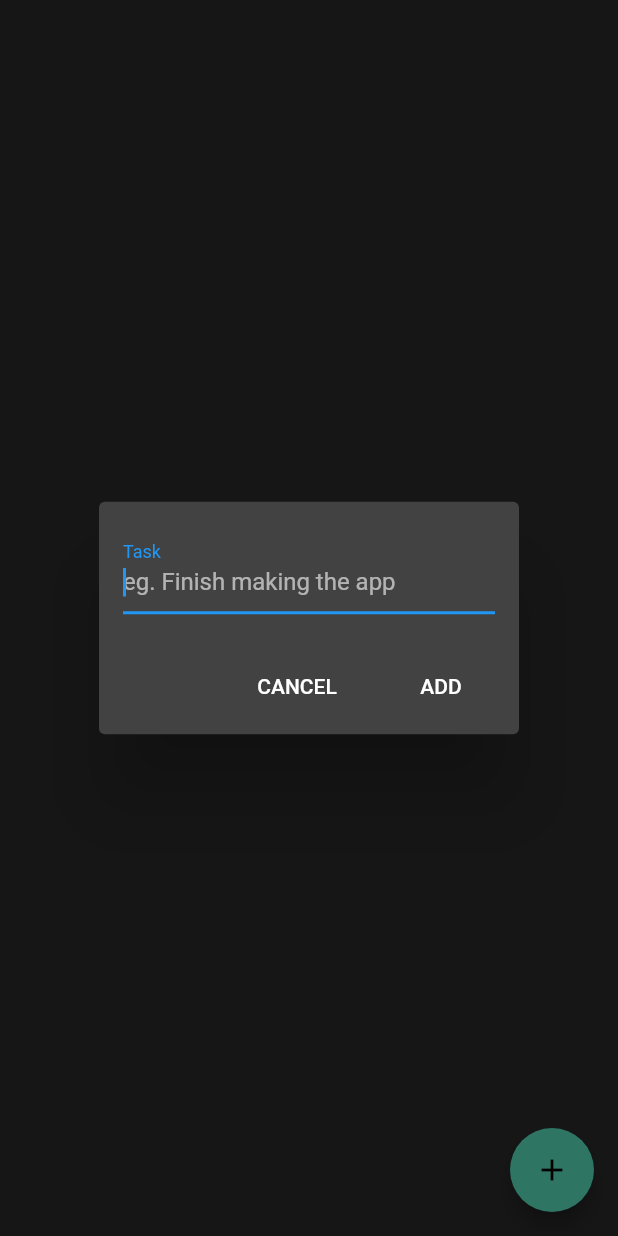
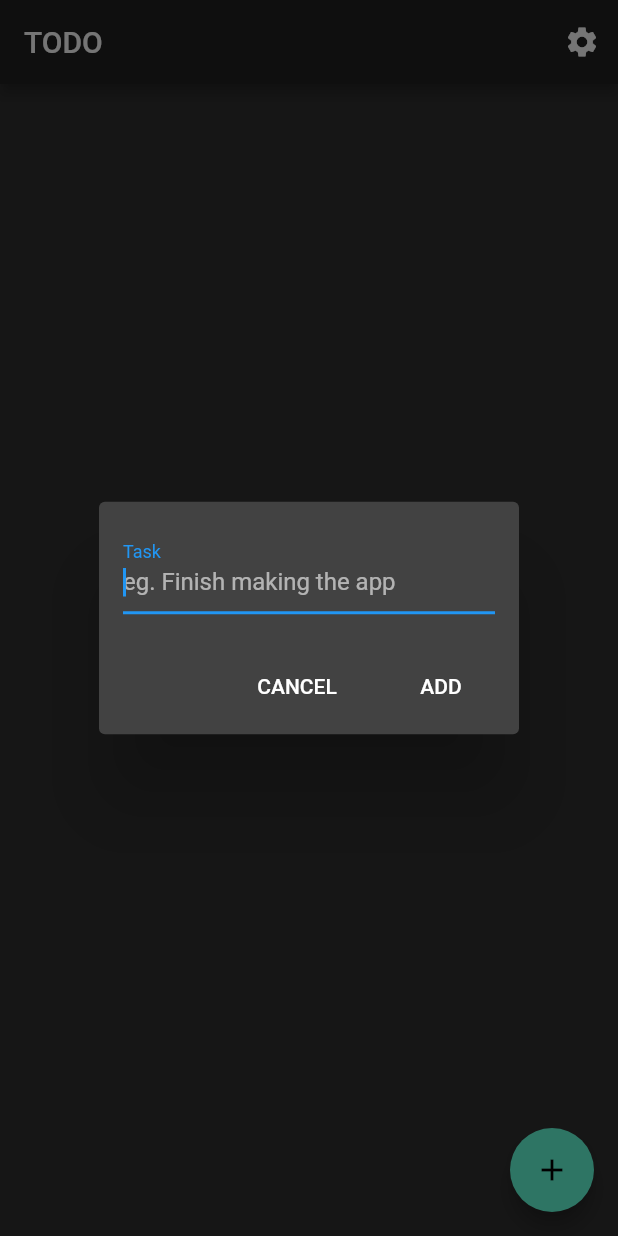
Before and after one commit to Germain-L/another_todo_app, a Flutter app: the Home screen opened directly, after a tap on the "add" icon, on a phone screen of 412 x 824 dp. Run offline on Flutter 3.47's test engine with Material 2 defaults, Android fonts, the phone set to English and light mode, and no system bars; our stand-ins replace cloud_firestore, firebase_auth, firebase_core, flutter_icons, flutter_spinkit, fluttertoast; accounts and stored records are empty.

Commit message:
app is functional

```diff
--- a/detective_connect.txt
+++ b/detective_connect.txt
@@ -1 +1 @@
-ws://127.0.0.1:55298/0mw6TvKiVxg=/ws
+ws://127.0.0.1:51961/Ifb3wo1NFV8=/ws
--- a/lib/pages/home.dart
+++ b/lib/pages/home.dart
@@ -1,3 +1,4 @@
+import 'package:another_todo_app/widgets/dialogs/settings.dart';
 import 'package:cloud_firestore/cloud_firestore.dart';
 import 'package:flutter/material.dart';
 import 'package:provider/provider.dart';
@@ -26,12 +27,31 @@ class _HomeState extends State<Home> {
     return Scaffold(
       extendBodyBehindAppBar: true,
       floatingActionButton: AnimatedFab(),
+      appBar: AppBar(
+        title: Text("TODO"),
+        actions: [
+          IconButton(
+            icon: Icon(Icons.settings),
+            onPressed: () {
+              showModalBottomSheet(
+                backgroundColor: Colors.transparent,
+                context: context,
+                builder: (BuildContext context) => SettingsSheet(),
+              );
+            },
+          )
+        ],
+      ),
       body: StreamBuilder(
         stream: firestore.getTasksStream(),
         builder: (BuildContext context, AsyncSnapshot snapshot) {
           if (snapshot.hasData) {
             QuerySnapshot querySnapshot = snapshot.data;
             List<QueryDocumentSnapshot> docs = querySnapshot.docs;
+
+            if(docs.length <= 0) {
+              return Center(child: Text("No tasks added yet"));
+            }
 
             return ListView.builder(
               itemCount: docs.length,
--- a/lib/pages/splash.dart
+++ b/lib/pages/splash.dart
@@ -1,7 +1,7 @@
 import 'package:flutter/material.dart';
 
-import '../widgets/buttons/register_dialog.dart';
-import '../widgets/buttons/sign_in_dialog.dart';
+import '../widgets/dialogs/register_dialog.dart';
+import '../widgets/dialogs/sign_in_dialog.dart';
 
 class SplashScreen extends StatelessWidget {
   @override
--- a/pubspec.yaml
+++ b/pubspec.yaml
@@ -27,6 +27,7 @@ dependencies:
   cupertino_icons: ^1.0.0
   firebase_auth: ^0.18.4+1
   firebase_core: ^0.5.3
+  flutter_icons: ^1.1.0
   flutter_spinkit: ^4.1.2+1
   fluttertoast: ^7.1.6
   google_sign_in: ^4.5.6
```
Also changed, not shown: lib/provider/firestore.dart (+7 -0 lines), lib/widgets/dialogs/settings.dart (added, +112 -0 lines), lib/widgets/dialogs/register_dialog.dart (renamed from lib/widgets/buttons/register_dialog.dart), lib/widgets/dialogs/sign_in_dialog.dart (renamed from lib/widgets/buttons/sign_in_dialog.dart), pubspec.lock.
